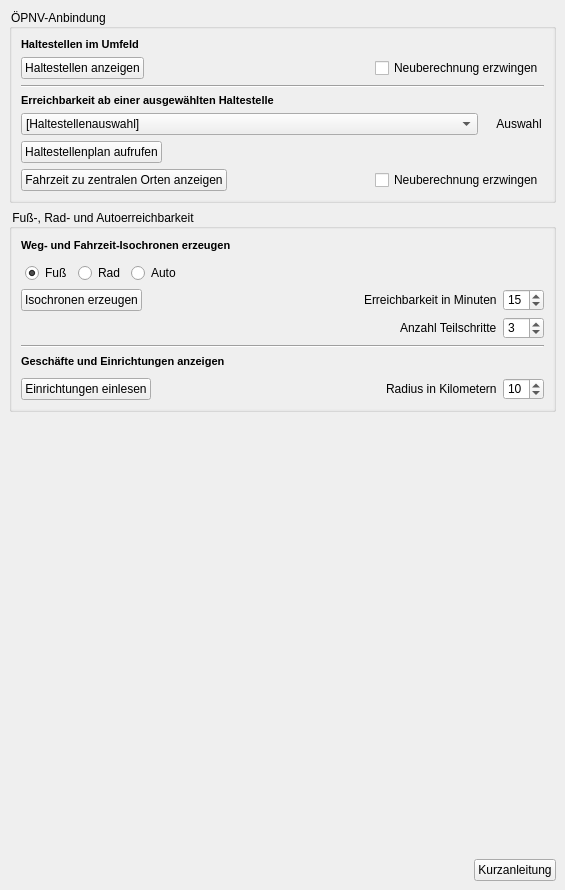
Above: projektcheck/ui/ProjektCheck_dockwidget_analysis_02-Err.ui from projektcheck/ProjektCheck-QGIS before the change. Below: the same form after it.
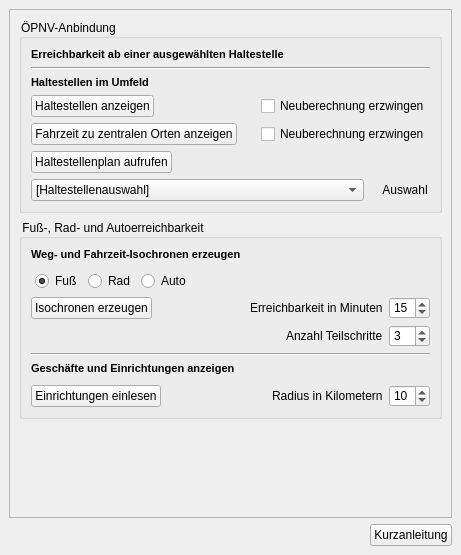
That is the form after the change. Icons and pictures are not drawn. Custom widgets are drawn as their Qt base class.

Commit message: collapsible groupboxes in erreichbarkeiten / reachabilities(?)

What changed in the file:
```diff
--- a/projektcheck/ui/ProjektCheck_dockwidget_analysis_02-Err.ui
+++ b/projektcheck/ui/ProjektCheck_dockwidget_analysis_02-Err.ui
@@ -6,8 +6,8 @@
    <rect>
     <x>0</x>
     <y>0</y>
-    <width>565</width>
-    <height>890</height>
+    <width>461</width>
+    <height>555</height>
    </rect>
   </property>
   <property name="styleSheet">
@@ -64,6 +64,21 @@
    </property>
    <layout class="QVBoxLayout" name="verticalLayout">
     <item>
+     <widget class="QScrollArea" name="scrollArea_3">
+      <property name="widgetResizable">
+       <bool>true</bool>
+      </property>
+      <widget class="QWidget" name="scrollAreaWidgetContents_3">
+       <property name="geometry">
+        <rect>
+         <x>0</x>
+         <y>0</y>
+         <width>441</width>
+         <height>481</height>
+        </rect>
+       </property>
+       <layout class="QVBoxLayout" name="verticalLayout_2">
+        <item>
      <widget class="QgsCollapsibleGroupBox" name="mGroupBox">
       <property name="title">
        <string>ÖPNV-Anbindung</string>
@@ -73,50 +88,44 @@
       </property>
       <layout class="QVBoxLayout" name="verticalLayout_6">
        <property name="spacing">
-        <number>0</number>
+            <number>6</number>
        </property>
        <property name="leftMargin">
-        <number>0</number>
+            <number>9</number>
        </property>
        <property name="topMargin">
-        <number>0</number>
+            <number>9</number>
        </property>
        <property name="rightMargin">
-        <number>0</number>
+            <number>9</number>
        </property>
        <property name="bottomMargin">
-        <number>0</number>
+            <number>9</number>
        </property>
        <item>
-        <widget class="QScrollArea" name="scrollArea">
-         <property name="sizePolicy">
-          <sizepolicy hsizetype="Expanding" vsizetype="Maximum">
-           <horstretch>0</horstretch>
-           <verstretch>0</verstretch>
-          </sizepolicy>
-         </property>
-         <property name="maximumSize">
-          <size>
-           <width>16777215</width>
-           <height>191</height>
-          </size>
-         </property>
-         <property name="frameShape">
-          <enum>QFrame::NoFrame</enum>
-         </property>
-         <property name="widgetResizable">
-          <bool>true</bool>
-         </property>
-         <widget class="QWidget" name="scrollAreaWidgetContents">
-          <property name="geometry">
-           <rect>
-            <x>0</x>
-            <y>0</y>
-            <width>545</width>
-            <height>191</height>
-           </rect>
-          </property>
-          <layout class="QVBoxLayout" name="verticalLayout_8">
+            <widget class="QLabel" name="label_6">
+             <property name="font">
+              <font>
+               <pointsize>8</pointsize>
+               <weight>75</weight>
+               <italic>false</italic>
+               <bold>true</bold>
+               <underline>false</underline>
+               <strikeout>false</strikeout>
+              </font>
+             </property>
+             <property name="text">
+              <string>Erreichbarkeit ab einer ausgewählten Haltestelle</string>
+             </property>
+            </widget>
+           </item>
+           <item>
+            <widget class="Line" name="line">
+             <property name="orientation">
+              <enum>Qt::Horizontal</enum>
+             </property>
+            </widget>
+           </item>
            <item>
             <widget class="QLabel" name="label_2">
              <property name="font">
@@ -185,26 +194,72 @@
             </layout>
            </item>
            <item>
-            <widget class="Line" name="line">
+            <layout class="QHBoxLayout" name="horizontalLayout_5">
+             <property name="topMargin">
+              <number>0</number>
+             </property>
+             <item>
+              <widget class="QPushButton" name="calculate_time_button">
+               <property name="sizePolicy">
+                <sizepolicy hsizetype="Maximum" vsizetype="Fixed">
+                 <horstretch>0</horstretch>
+                 <verstretch>0</verstretch>
+                </sizepolicy>
+               </property>
+               <property name="layoutDirection">
+                <enum>Qt::LeftToRight</enum>
+               </property>
+               <property name="text">
+                <string>Fahrzeit zu zentralen Orten anzeigen</string>
+               </property>
+               <property name="icon">
+                <iconset>
+                 <normaloff>../../images/iconset_mob/20190619_iconset_mob_get_time_stop2central_2.png</normaloff>../../images/iconset_mob/20190619_iconset_mob_get_time_stop2central_2.png</iconset>
+               </property>
+              </widget>
+             </item>
+             <item>
+              <spacer name="horizontalSpacer_5">
              <property name="orientation">
               <enum>Qt::Horizontal</enum>
              </property>
-            </widget>
-           </item>
+               <property name="sizeHint" stdset="0">
+                <size>
+                 <width>40</width>
+                 <height>20</height>
+                </size>
+               </property>
+              </spacer>
+             </item>
+             <item>
+              <widget class="QCheckBox" name="recalculate_time_check">
+               <property name="text">
+                <string>Neuberechnung erzwingen</string>
+               </property>
+              </widget>
+             </item>
+            </layout>
+           </item>
            <item>
-            <widget class="QLabel" name="label_6">
-             <property name="font">
-              <font>
-               <pointsize>8</pointsize>
-               <weight>75</weight>
-               <italic>false</italic>
-               <bold>true</bold>
-               <underline>false</underline>
-               <strikeout>false</strikeout>
-              </font>
+            <widget class="QPushButton" name="show_table_button">
+             <property name="sizePolicy">
+              <sizepolicy hsizetype="Maximum" vsizetype="Fixed">
+               <horstretch>0</horstretch>
+               <verstretch>0</verstretch>
+              </sizepolicy>
+             </property>
+             <property name="layoutDirection">
+              <enum>Qt::LeftToRight</enum>
+             </property>
+             <property name="autoFillBackground">
+              <bool>false</bool>
              </property>
              <property name="text">
-              <string>Erreichbarkeit ab einer ausgewählten Haltestelle</string>
+              <string>Haltestellenplan aufrufen</string>
+             </property>
+             <property name="icon">
+              <iconset>
+               <normaloff>../../images/iconset_mob/20190619_iconset_mob_get_departures_2.png</normaloff>../../images/iconset_mob/20190619_iconset_mob_get_departures_2.png</iconset>
              </property>
             </widget>
            </item>
@@ -279,80 +334,6 @@
              </item>
             </layout>
            </item>
-           <item>
-            <widget class="QPushButton" name="show_table_button">
-             <property name="sizePolicy">
-              <sizepolicy hsizetype="Maximum" vsizetype="Fixed">
-               <horstretch>0</horstretch>
-               <verstretch>0</verstretch>
-              </sizepolicy>
-             </property>
-             <property name="layoutDirection">
-              <enum>Qt::LeftToRight</enum>
-             </property>
-             <property name="autoFillBackground">
-              <bool>false</bool>
-             </property>
-             <property name="text">
-              <string>Haltestellenplan aufrufen</string>
-             </property>
-             <property name="icon">
-              <iconset>
-               <normaloff>../../images/iconset_mob/20190619_iconset_mob_get_departures_2.png</normaloff>../../images/iconset_mob/20190619_iconset_mob_get_departures_2.png</iconset>
-             </property>
-            </widget>
-           </item>
-           <item>
-            <layout class="QHBoxLayout" name="horizontalLayout_5">
-             <property name="topMargin">
-              <number>0</number>
-             </property>
-             <item>
-              <widget class="QPushButton" name="calculate_time_button">
-               <property name="sizePolicy">
-                <sizepolicy hsizetype="Maximum" vsizetype="Fixed">
-                 <horstretch>0</horstretch>
-                 <verstretch>0</verstretch>
-                </sizepolicy>
-               </property>
-               <property name="layoutDirection">
-                <enum>Qt::LeftToRight</enum>
-               </property>
-               <property name="text">
-                <string>Fahrzeit zu zentralen Orten anzeigen</string>
-               </property>
-               <property name="icon">
-                <iconset>
-                 <normaloff>../../images/iconset_mob/20190619_iconset_mob_get_time_stop2central_2.png</normaloff>../../images/iconset_mob/20190619_iconset_mob_get_time_stop2central_2.png</iconset>
-               </property>
-              </widget>
-             </item>
-             <item>
-              <spacer name="horizontalSpacer_5">
-               <property name="orientation">
-                <enum>Qt::Horizontal</enum>
-               </property>
-               <property name="sizeHint" stdset="0">
-                <size>
-                 <width>40</width>
-                 <height>20</height>
-                </size>
-               </property>
-              </spacer>
-             </item>
-             <item>
-              <widget class="QCheckBox" name="recalculate_time_check">
-               <property name="text">
-                <string>Neuberechnung erzwingen</string>
-               </property>
-              </widget>
-             </item>
-            </layout>
-           </item>
-          </layout>
-         </widget>
-        </widget>
-       </item>
       </layout>
      </widget>
     </item>
@@ -369,50 +350,20 @@
       </property>
       <layout class="QVBoxLayout" name="verticalLayout_7">
        <property name="spacing">
-        <number>0</number>
+            <number>6</number>
        </property>
        <property name="leftMargin">
-        <number>0</number>
+            <number>9</number>
        </property>
        <property name="topMargin">
-        <number>0</number>
+            <number>9</number>
        </property>
        <property name="rightMargin">
-        <number>0</number>
+            <number>9</number>
        </property>
        <property name="bottomMargin">
-        <number>0</number>
-       </property>
-       <item>
-        <widget class="QScrollArea" name="scrollArea_2">
-         <property name="sizePolicy">
-          <sizepolicy hsizetype="Expanding" vsizetype="Maximum">
-           <horstretch>0</horstretch>
-           <verstretch>0</verstretch>
-          </sizepolicy>
-         </property>
-         <property name="maximumSize">
-          <size>
-           <width>16777215</width>
-           <height>185</height>
-          </size>
-         </property>
-         <property name="frameShape">
-          <enum>QFrame::NoFrame</enum>
-         </property>
-         <property name="widgetResizable">
-          <bool>true</bool>
-         </property>
-         <widget class="QWidget" name="scrollAreaWidgetContents_2">
-          <property name="geometry">
-           <rect>
-            <x>0</x>
-            <y>0</y>
-            <width>545</width>
-            <height>185</height>
-           </rect>
-          </property>
-          <layout class="QVBoxLayout" name="verticalLayout_9">
+            <number>9</number>
+           </property>
            <item>
             <widget class="QLabel" name="label">
              <property name="font">
@@ -657,10 +608,6 @@
            </item>
           </layout>
          </widget>
-        </widget>
-       </item>
-      </layout>
-     </widget>
     </item>
     <item>
      <spacer name="verticalSpacer">
@@ -674,6 +621,10 @@
        </size>
       </property>
      </spacer>
+        </item>
+       </layout>
+      </widget>
+     </widget>
     </item>
     <item>
      <layout class="QHBoxLayout" name="horizontalLayout">
```
Lines whose indentation alone changed are shown as unchanged.
